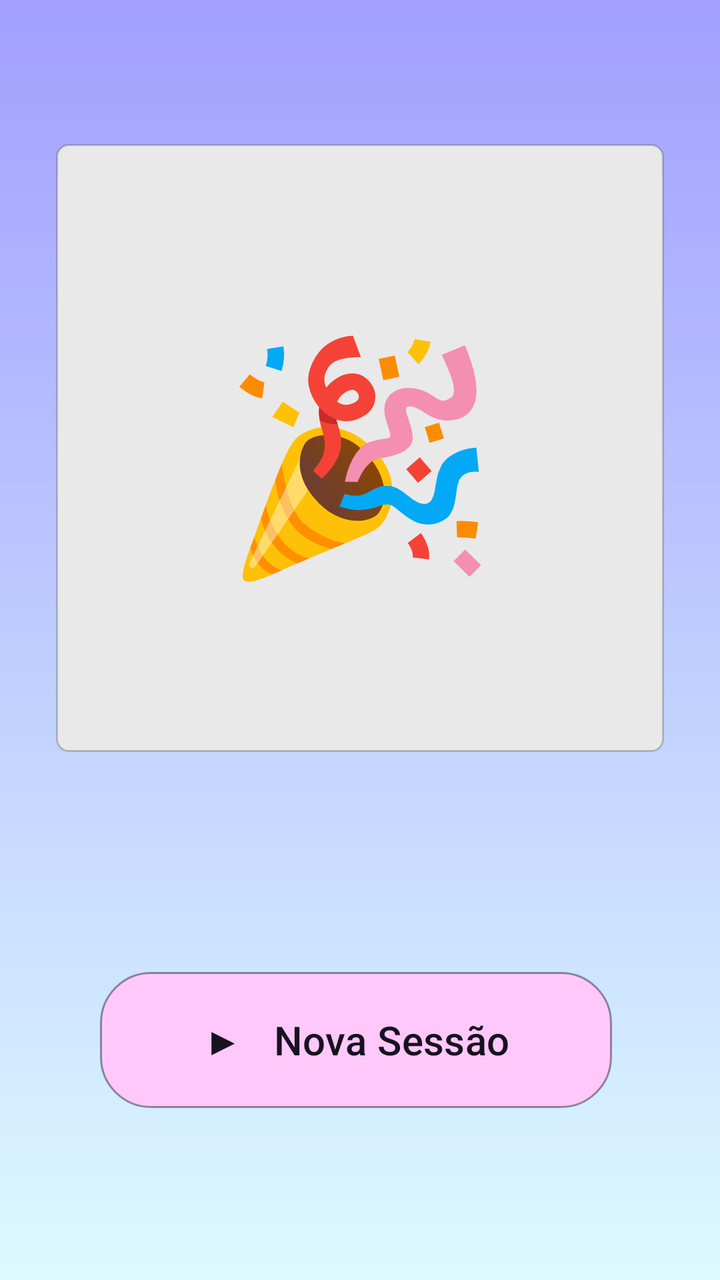
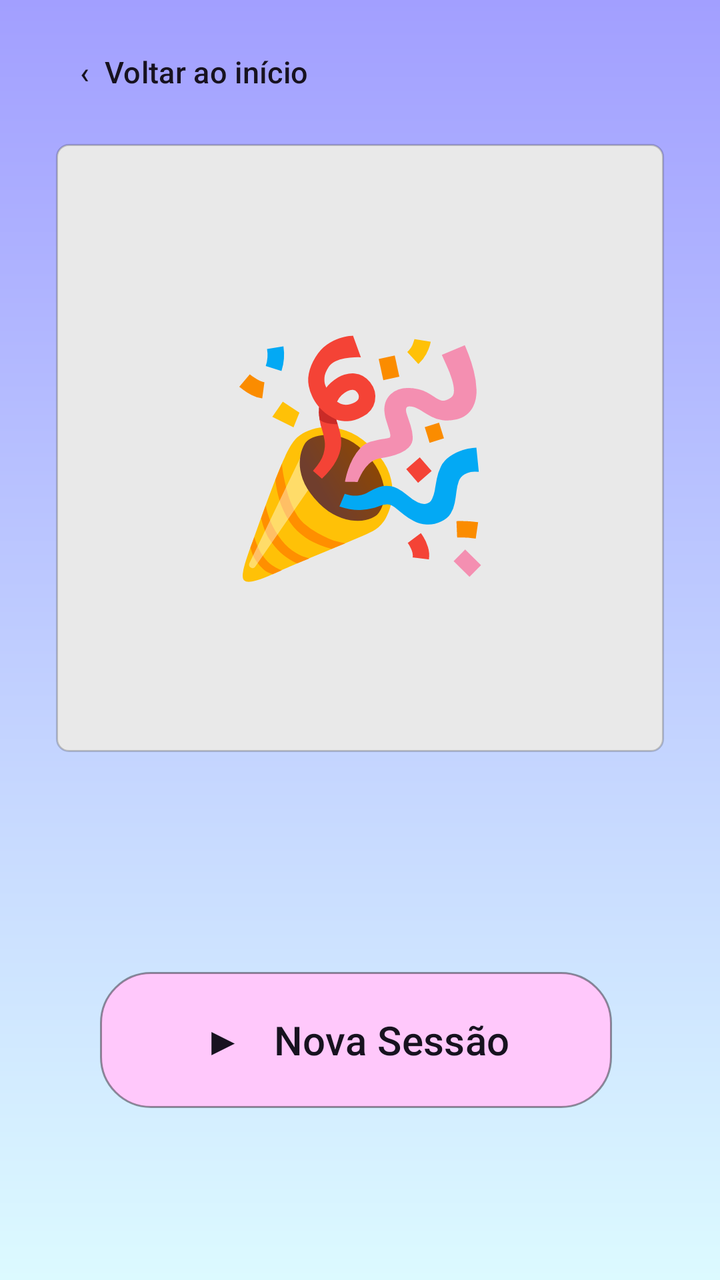

An Android layout rendered at two revisions. The XML below is the earlier revision; the diff shows what the commit changed to produce the second picture.
<!-- AndroidManifest.xml: application theme Theme.FocaAi -->
<!-- res/layout/activity_descanso_concluido.xml -->
<?xml version="1.0" encoding="utf-8"?>
<androidx.constraintlayout.widget.ConstraintLayout xmlns:android="http://schemas.android.com/apk/res/android"
    xmlns:app="http://schemas.android.com/apk/res-auto"
    xmlns:tools="http://schemas.android.com/tools"
    android:id="@+id/main"
    android:layout_width="match_parent"
    android:layout_height="match_parent"
    android:background="@drawable/bg_foca_gradient"
    tools:context=".activities.DescansoConcluidoActivity">

    <TextView
        android:id="@+id/txtIlustracaoDescansoConcluido"
        android:layout_width="304dp"
        android:layout_height="304dp"
        android:layout_marginTop="72dp"
        android:background="@drawable/card_foca"
        android:gravity="center"
        android:text="🎉"
        android:textSize="112sp"
        app:layout_constraintTop_toTopOf="parent"
        app:layout_constraintStart_toStartOf="parent"
        app:layout_constraintEnd_toEndOf="parent" />

    <TextView
        android:id="@+id/txtMensagemDescansoConcluido"
        android:layout_width="0dp"
        android:layout_height="wrap_content"
        android:layout_marginStart="28dp"
        android:layout_marginTop="28dp"
        android:layout_marginEnd="28dp"
        android:gravity="center"
        android:textColor="@color/foca_text"
        android:textSize="23sp"
        app:layout_constraintEnd_toEndOf="parent"
        app:layout_constraintStart_toStartOf="parent"
        app:layout_constraintTop_toBottomOf="@id/txtIlustracaoDescansoConcluido" />

    <Button
        android:id="@+id/btnNovaSessao"
        android:layout_width="0dp"
        android:layout_height="68dp"
        android:layout_marginStart="50dp"
        android:layout_marginEnd="54dp"
        android:layout_marginBottom="86dp"
        android:background="@drawable/button_foca_pink"
        android:text="▶   Nova Sessão"
        android:textAllCaps="false"
        android:textColor="@color/foca_text"
        android:textSize="20sp"
        app:backgroundTint="@null"
        app:layout_constraintBottom_toBottomOf="parent"
        app:layout_constraintStart_toStartOf="parent"
        app:layout_constraintEnd_toEndOf="parent" />

</androidx.constraintlayout.widget.ConstraintLayout>
<!-- resources referenced by this layout -->
<resources>
  <color name="foca_text">#17121F</color>
  <!-- drawable bg_foca_gradient (drawable) -->
  <?xml version="1.0" encoding="utf-8"?>
  <shape xmlns:android="http://schemas.android.com/apk/res/android" android:shape="rectangle">
      <gradient android:angle="270" android:startColor="#A29FFF" android:endColor="#DCFAFF" android:type="linear" />
  </shape>
  <!-- drawable button_foca_pink (drawable) -->
  <?xml version="1.0" encoding="utf-8"?>
  <shape xmlns:android="http://schemas.android.com/apk/res/android" android:shape="rectangle">
      <solid android:color="#FFC8FB" />
      <corners android:radius="25dp" />
      <stroke android:width="1dp" android:color="#66000000" />
  </shape>
  <!-- drawable card_foca (drawable) -->
  <?xml version="1.0" encoding="utf-8"?>
  <shape xmlns:android="http://schemas.android.com/apk/res/android" android:shape="rectangle">
      <solid android:color="#E9E9E9" />
      <corners android:radius="6dp" />
      <stroke android:width="1dp" android:color="#33000000" />
  </shape>
  <style name="Theme.FocaAi" parent="Base.Theme.FocaAi" />
  <style name="Base.Theme.FocaAi" parent="Theme.Material3.DayNight.NoActionBar">
          
          
      </style>
</resources>

<!-- the commit's change to res/layout/activity_descanso_concluido.xml (unified diff, before → after) -->
@@ -7,6 +7,21 @@
     android:layout_height="match_parent"
     android:background="@drawable/bg_foca_gradient"
     tools:context=".activities.DescansoConcluidoActivity">
+
+    <Button
+        android:id="@+id/btnVoltarConcluido"
+        android:layout_width="wrap_content"
+        android:layout_height="48dp"
+        android:layout_marginStart="16dp"
+        android:layout_marginTop="12dp"
+        android:background="@android:color/transparent"
+        android:text="‹  Voltar ao início"
+        android:textAllCaps="false"
+        android:textColor="@color/foca_text"
+        android:textSize="15sp"
+        app:backgroundTint="@null"
+        app:layout_constraintStart_toStartOf="parent"
+        app:layout_constraintTop_toTopOf="parent" />
 
     <TextView
         android:id="@+id/txtIlustracaoDescansoConcluido"
